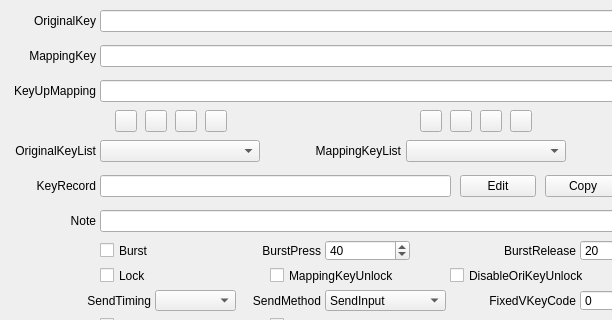
This is QKeyMapper/qitemsetupdialog.ui in Zalafina/QKeyMapper as Qt 5 draws it before an edit; both pictures show x 0 to 612 and y 0 to 320 of the 820 by 450 pixel window. The edited form follows.
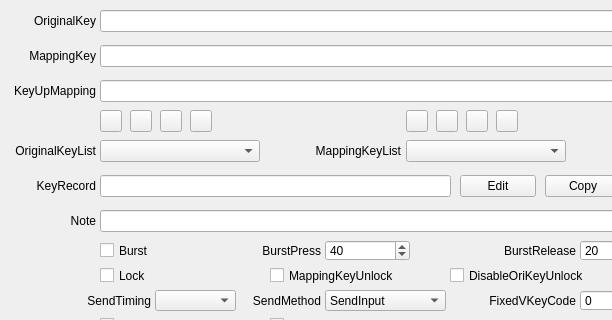
This is the edited form. Custom widgets are drawn as their Qt base class.

Commit message: SetupDialog KeyListComBox move to .ui file.

Diff of the .ui file:
```diff
--- a/QKeyMapper/qitemsetupdialog.ui
+++ b/QKeyMapper/qitemsetupdialog.ui
@@ -474,7 +474,7 @@
   <widget class="QPushButton" name="oriList_SelectGamepadButton">
    <property name="geometry">
     <rect>
-     <x>175</x>
+     <x>160</x>
      <y>110</y>
      <width>22</width>
      <height>22</height>
@@ -502,7 +502,7 @@
   <widget class="QPushButton" name="oriList_SelectKeyboardButton">
    <property name="geometry">
     <rect>
-     <x>115</x>
+     <x>100</x>
      <y>110</y>
      <width>22</width>
      <height>22</height>
@@ -530,7 +530,7 @@
   <widget class="QPushButton" name="oriList_SelectMouseButton">
    <property name="geometry">
     <rect>
-     <x>145</x>
+     <x>130</x>
      <y>110</y>
      <width>22</width>
      <height>22</height>
@@ -558,7 +558,7 @@
   <widget class="QPushButton" name="oriList_SelectFunctionButton">
    <property name="geometry">
     <rect>
-     <x>205</x>
+     <x>190</x>
      <y>110</y>
      <width>22</width>
      <height>22</height>
@@ -586,7 +586,7 @@
   <widget class="QPushButton" name="mapList_SelectFunctionButton">
    <property name="geometry">
     <rect>
-     <x>510</x>
+     <x>496</x>
      <y>110</y>
      <width>22</width>
      <height>22</height>
@@ -614,7 +614,7 @@
   <widget class="QPushButton" name="mapList_SelectMouseButton">
    <property name="geometry">
     <rect>
-     <x>450</x>
+     <x>436</x>
      <y>110</y>
      <width>22</width>
      <height>22</height>
@@ -642,7 +642,7 @@
   <widget class="QPushButton" name="mapList_SelectGamepadButton">
    <property name="geometry">
     <rect>
-     <x>480</x>
+     <x>466</x>
      <y>110</y>
      <width>22</width>
      <height>22</height>
@@ -670,7 +670,7 @@
   <widget class="QPushButton" name="mapList_SelectKeyboardButton">
    <property name="geometry">
     <rect>
-     <x>420</x>
+     <x>406</x>
      <y>110</y>
      <width>22</width>
      <height>22</height>
```
